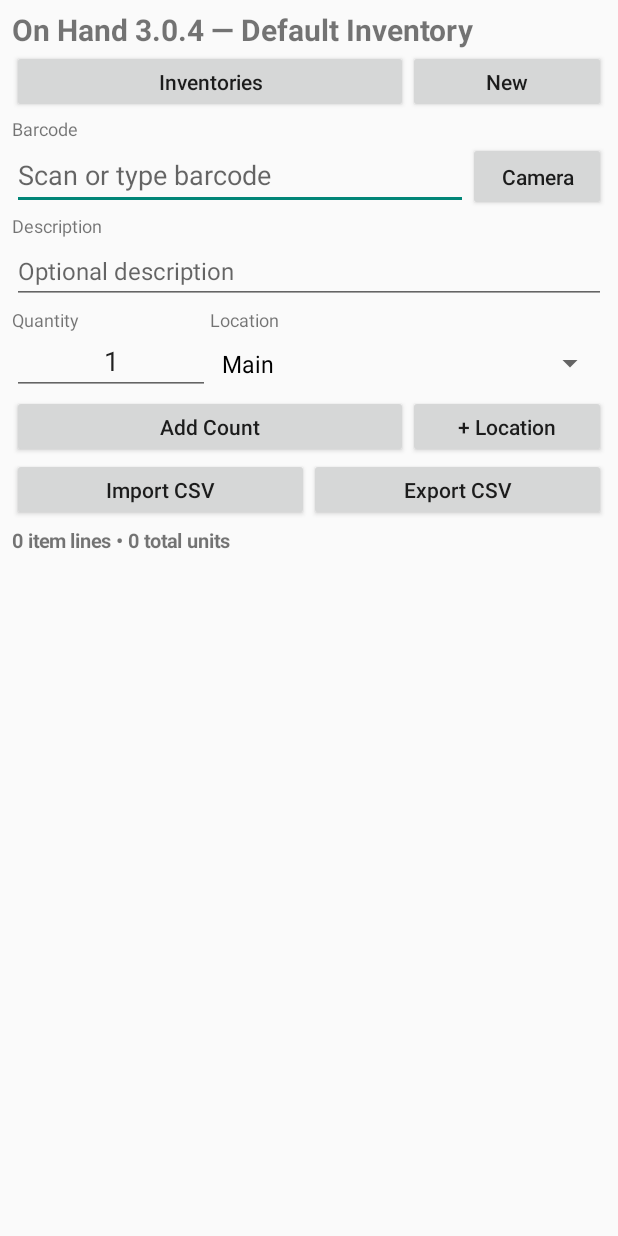
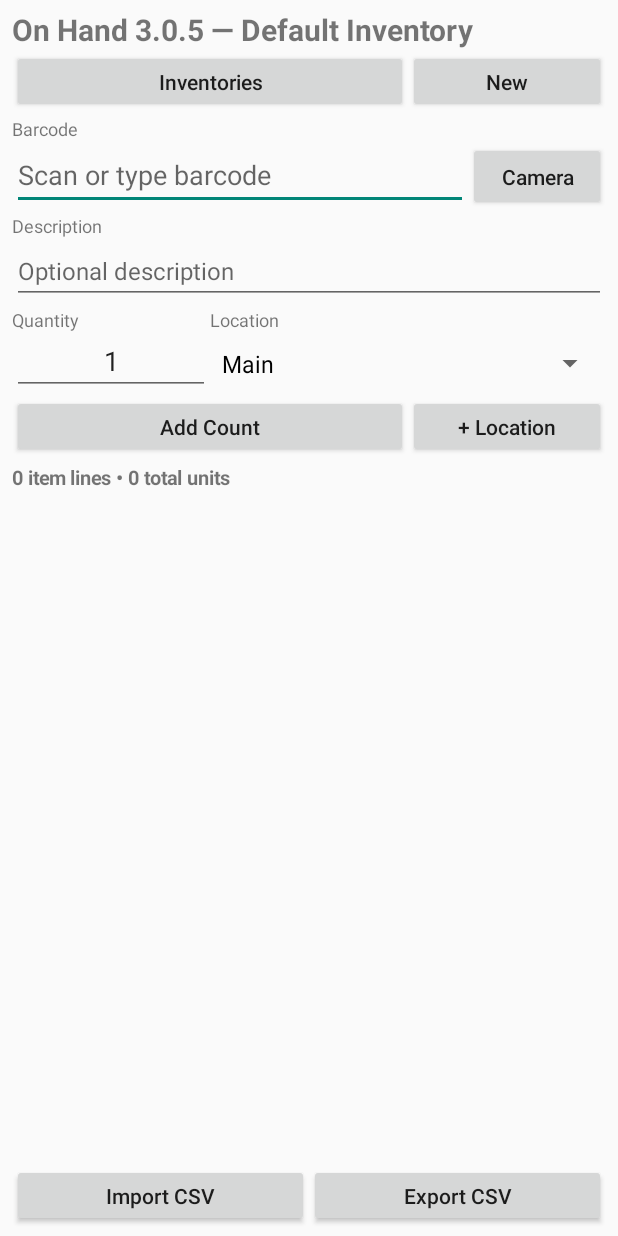
Before and after one commit to lbarrettsr305-lgtm/OnHand-Android, an Android app: the screen it shows after launch (MainActivity), on a phone screen of 412 x 824 dp. Run offline under Robolectric (Android 15) with nearby library versions, the light colour scheme and no system bars.

Commit message:
Move CSV controls to bottom for 3.0.5

```diff
--- a/app/src/main/java/com/iceinventory/onhand/MainActivity.java
+++ b/app/src/main/java/com/iceinventory/onhand/MainActivity.java
@@ -112,7 +112,7 @@
         root.setPadding(dp(16), dp(16), dp(16), dp(16));
 
         TextView heading = new TextView(this);
-        heading.setText("On Hand 3.0.4 startup error");
+        heading.setText("On Hand 3.0.5 startup error");
         heading.setTextSize(20);
         heading.setTypeface(Typeface.DEFAULT, Typeface.BOLD);
         root.addView(heading);
@@ -191,7 +191,7 @@
             return false;
         });
         Button scan = button("Camera");
-        scan.setOnClickListener(v -> toast("Camera scanning stays disabled in 3.0.4 while layout is tested"));
+        scan.setOnClickListener(v -> toast("Camera scanning stays disabled in 3.0.5 while layout is tested"));
         scanBar.addView(barcode, new LinearLayout.LayoutParams(0, dp(46), 1));
         scanBar.addView(scan, new LinearLayout.LayoutParams(dp(92), dp(46)));
         root.addView(scanBar);
@@ -237,16 +237,6 @@
         actionBar.addView(loc, new LinearLayout.LayoutParams(0, dp(42), 1));
         root.addView(actionBar);
 
-        LinearLayout io = new LinearLayout(this);
-        io.setOrientation(LinearLayout.HORIZONTAL);
-        Button imp = button("Import CSV");
-        imp.setOnClickListener(v -> importCsv());
-        Button exp = button("Export CSV");
-        exp.setOnClickListener(v -> exportCsv());
-        io.addView(imp, new LinearLayout.LayoutParams(0, dp(42), 1));
-        io.addView(exp, new LinearLayout.LayoutParams(0, dp(42), 1));
-        root.addView(io);
-
         summary = new TextView(this);
         summary.setTextSize(13);
         summary.setPadding(0, dp(4), 0, dp(2));
@@ -259,6 +249,16 @@
         list.setOnItemClickListener((p, v, pos, id) -> editRow(pos));
         root.addView(list, new LinearLayout.LayoutParams(ViewGroup.LayoutParams.MATCH_PARENT, 0, 1));
 
+        LinearLayout io = new LinearLayout(this);
+        io.setOrientation(LinearLayout.HORIZONTAL);
+        Button imp = button("Import CSV");
+        imp.setOnClickListener(v -> importCsv());
+        Button exp = button("Export CSV");
+        exp.setOnClickListener(v -> exportCsv());
+        io.addView(imp, new LinearLayout.LayoutParams(0, dp(42), 1));
+        io.addView(exp, new LinearLayout.LayoutParams(0, dp(42), 1));
+        root.addView(io);
+
         setContentView(root);
     }
 
@@ -269,7 +269,7 @@
     }
 
     private void refreshList() {
-        title.setText("On Hand 3.0.4 — " + sessionName);
+        title.setText("On Hand 3.0.5 — " + sessionName);
         visibleRows.clear();
         visibleRows.addAll(db.items(sessionId));
         ArrayList<String> lines = new ArrayList<>();
```
